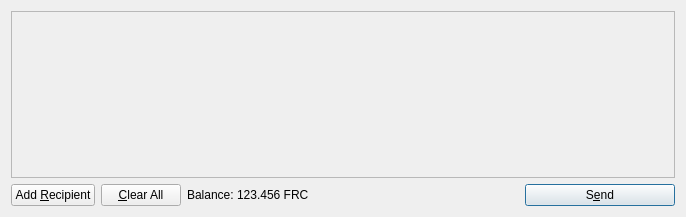
First picture: the form in src/qt/forms/sendcoinsdialog.ui, repository xcobary/xcoin, before the edit.
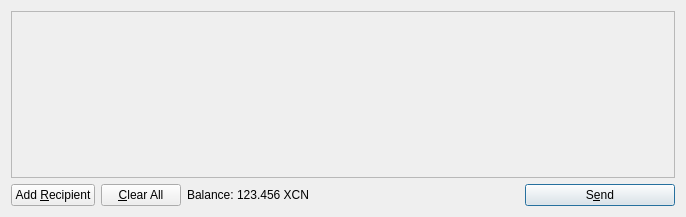
Second picture: the form after the edit. Icons and pictures are not drawn.

```diff
--- a/src/qt/forms/sendcoinsdialog.ui
+++ b/src/qt/forms/sendcoinsdialog.ui
@@ -119,7 +119,7 @@
           <cursorShape>IBeamCursor</cursorShape>
          </property>
          <property name="text">
-          <string>123.456 FRC</string>
+          <string>123.456 XCN</string>
          </property>
          <property name="textInteractionFlags">
           <set>Qt::LinksAccessibleByMouse|Qt::TextSelectableByKeyboard|Qt::TextSelectableByMouse</set>
```
Left out of the diff: 8 changed lines with no effect on the pictures.
